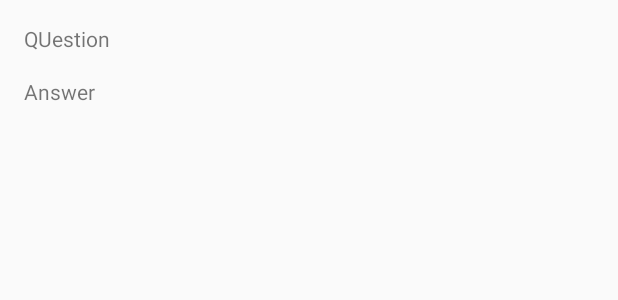
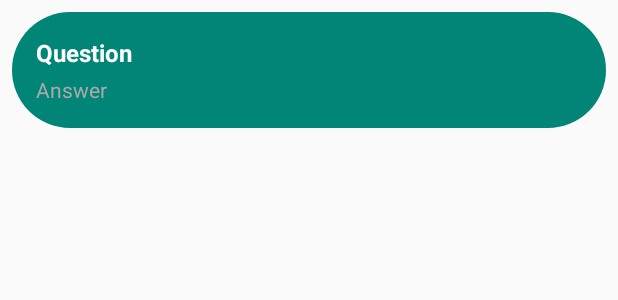
Before and after one commit to ardon-dev/AccelerometerQuizGame, an Android app: the layout item_question.xml on its own in the app's theme, with its tools: preview values and no code run, on a phone screen of 412 x 824 dp. Shown: the top 300 px of the screen. Run offline under Robolectric (Android 15) with nearby library versions, the phone set to English and light mode, and no system bars.

```diff
--- a/app/src/main/java/com/example/vege/quizgame/Adapter/QuestionAdapter.java
+++ b/app/src/main/java/com/example/vege/quizgame/Adapter/QuestionAdapter.java
@@ -31,7 +31,7 @@ public class QuestionAdapter extends RecyclerView.Adapter<QuestionAdapter.ViewHo
     public void onBindViewHolder(@NonNull ViewHolder viewHolder, int i) {
         Question question = questions.get(i);
 
-        viewHolder.mQuestion.setText(question.getQuestion_question());
+        viewHolder.mQuestion.setText(String.valueOf(question.getQuestion_id()) + ". " + question.getQuestion_question());
         viewHolder.mAnswers.setText(question.getQuestion_answer_1() +
                 " / " +
                 question.getQuestion_answer_2() +
--- a/app/src/main/java/com/example/vege/quizgame/Fragments/GameFragment.java
+++ b/app/src/main/java/com/example/vege/quizgame/Fragments/GameFragment.java
@@ -143,9 +143,8 @@ public class GameFragment extends Fragment implements SensorEventListener {
         mAnswerBG2.setVisibility(View.INVISIBLE);
         mQuestion.setVisibility(View.INVISIBLE);
 
-        //SEE VIEW
+        //SHOW VIEW
         mGameFinished.setVisibility(View.VISIBLE);
-
 
         Handler handler = new Handler();
         handler.postDelayed(new Runnable() {
--- a/app/src/main/java/com/example/vege/quizgame/QuestionsActivity.java
+++ b/app/src/main/java/com/example/vege/quizgame/QuestionsActivity.java
@@ -4,6 +4,7 @@ import android.support.v7.app.AppCompatActivity;
 import android.os.Bundle;
 import android.support.v7.widget.GridLayoutManager;
 import android.support.v7.widget.RecyclerView;
+import android.view.WindowManager;
 
 import com.example.vege.quizgame.Adapter.QuestionAdapter;
 import com.example.vege.quizgame.DataBase.Question;
@@ -19,6 +20,8 @@ public class QuestionsActivity extends AppCompatActivity {
     @Override
     protected void onCreate(Bundle savedInstanceState) {
         super.onCreate(savedInstanceState);
+        //hide status bar
+        getWindow().setFlags(WindowManager.LayoutParams.FLAG_FULLSCREEN, WindowManager.LayoutParams.FLAG_FULLSCREEN);
         setContentView(R.layout.activity_questions);
 
         mRecyclerView = findViewById(R.id.questionRecyclerView);
--- /dev/null
+++ b/app/src/main/res/drawable/background_rounded.xml
@@ -0,0 +1,10 @@
+<?xml version="1.0" encoding="utf-8"?>
+<shape xmlns:android="http://schemas.android.com/apk/res/android">
+
+    <solid
+        android:color="@color/colorPrimary"/>
+
+    <corners
+        android:radius="50dp"/>
+
+</shape>
--- a/app/src/main/res/drawable/ic_format_list_bulleted_black_24dp.xml
+++ b/app/src/main/res/drawable/ic_format_list_bulleted_black_24dp.xml
@@ -4,6 +4,6 @@
         android:viewportWidth="24.0"
         android:viewportHeight="24.0">
     <path
-        android:fillColor="#FF000000"
+        android:fillColor="#FFFFFF"
         android:pathData="M4,10.5c-0.83,0 -1.5,0.67 -1.5,1.5s0.67,1.5 1.5,1.5 1.5,-0.67 1.5,-1.5 -0.67,-1.5 -1.5,-1.5zM4,4.5c-0.83,0 -1.5,0.67 -1.5,1.5S3.17,7.5 4,7.5 5.5,6.83 5.5,6 4.83,4.5 4,4.5zM4,16.5c-0.83,0 -1.5,0.68 -1.5,1.5s0.68,1.5 1.5,1.5 1.5,-0.68 1.5,-1.5 -0.67,-1.5 -1.5,-1.5zM7,19h14v-2L7,17v2zM7,13h14v-2L7,11v2zM7,5v2h14L21,5L7,5z"/>
 </vector>
--- a/app/src/main/res/layout-land/activity_questions.xml
+++ b/app/src/main/res/layout-land/activity_questions.xml
@@ -5,7 +5,8 @@
     xmlns:tools="http://schemas.android.com/tools"
     android:layout_width="match_parent"
     android:layout_height="match_parent"
-    tools:context=".QuestionsActivity">
+    tools:context=".QuestionsActivity"
+    android:background="@color/colorPrimaryDark">
 
     <android.support.v7.widget.RecyclerView
         android:id="@+id/questionRecyclerView"
--- a/app/src/main/res/layout/item_question.xml
+++ b/app/src/main/res/layout/item_question.xml
@@ -3,7 +3,9 @@
     xmlns:android="http://schemas.android.com/apk/res/android"
     android:orientation="vertical"
     android:layout_width="match_parent"
-    android:layout_height="wrap_content">
+    android:layout_height="wrap_content"
+    android:background="@drawable/background_rounded"
+    android:layout_margin="8dp">
 
     <LinearLayout
         android:orientation="vertical"
@@ -15,14 +17,18 @@
             android:id="@+id/questionView"
             android:layout_width="match_parent"
             android:layout_height="wrap_content"
-            android:text="QUestion"/>
+            android:text="Question"
+            android:textColor="@android:color/white"
+            android:textSize="16sp"
+            android:textStyle="bold"/>
 
         <TextView
             android:id="@+id/answersView"
             android:layout_width="match_parent"
             android:layout_height="wrap_content"
-            android:layout_marginTop="16dp"
-            android:text="Answer"/>
+            android:text="Answer"
+            android:textColor="@android:color/darker_gray"
+            android:layout_marginTop="4dp"/>
 
     </LinearLayout>
 
```
Also changed, not shown: app/src/main/java/com/example/vege/quizgame/DataBase/AllQuestions.java (added, +64 -0 lines), app/src/main/java/com/example/vege/quizgame/MainActivity.java (+22 -1 lines), app/src/main/res/layout-land/fragment_home.xml (+1 -7 lines).
